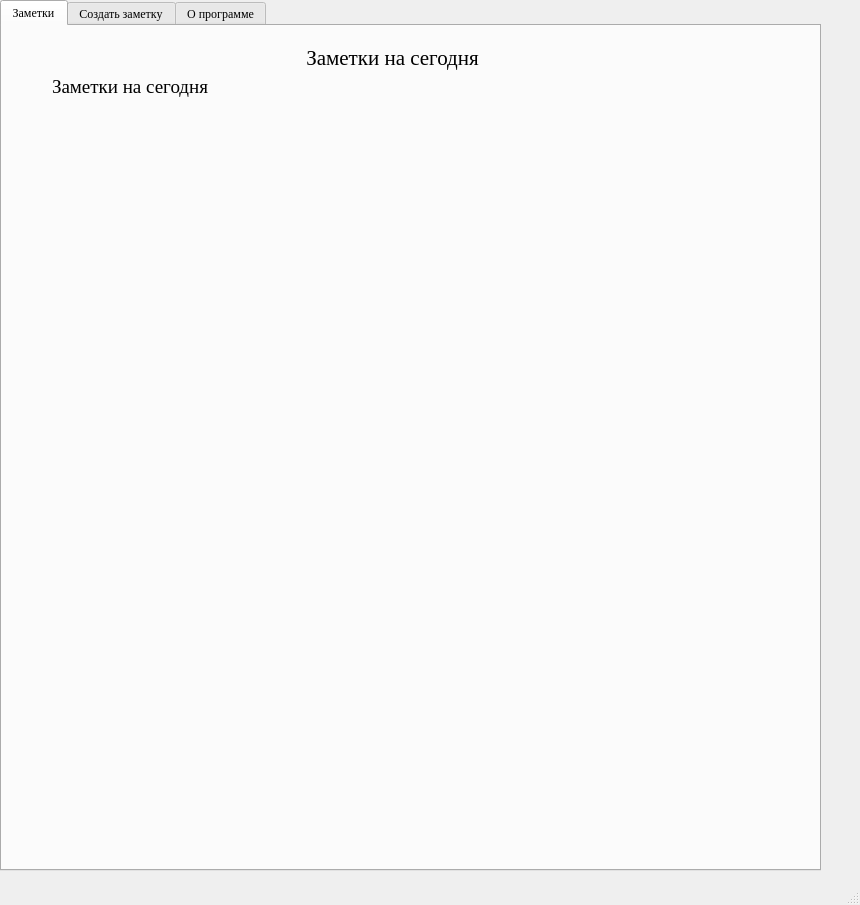
artempal/course_2016, file mainwindow.ui: the form before one commit.
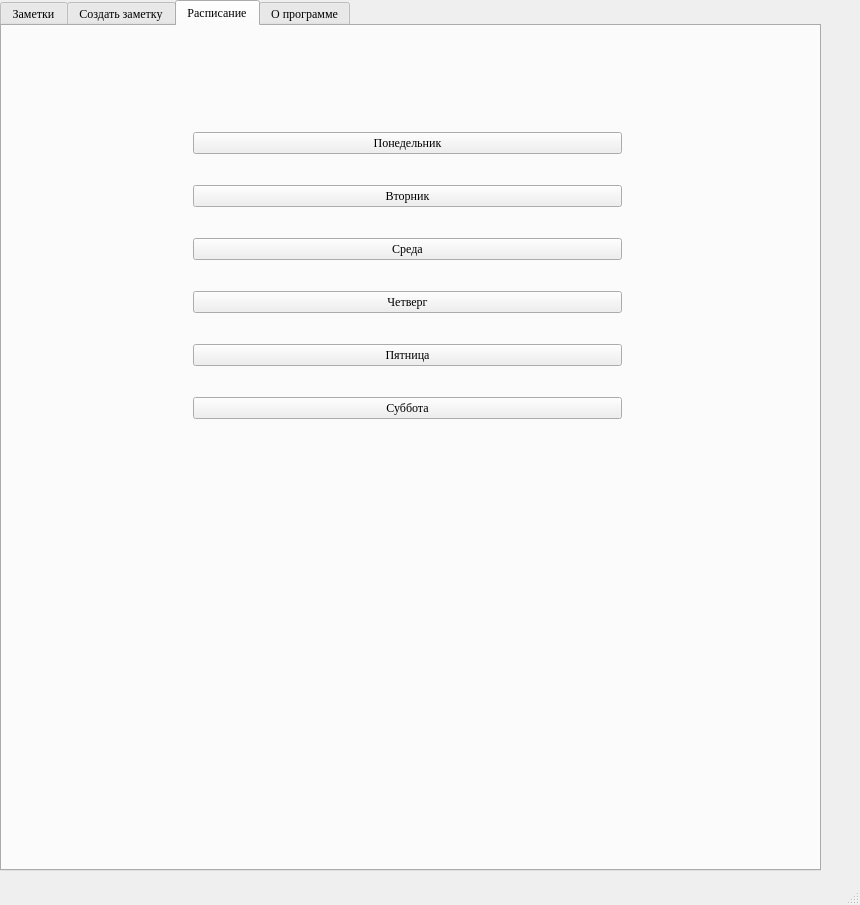
The form after the commit.

What changed in the file:
```diff
--- a/mainwindow.ui
+++ b/mainwindow.ui
@@ -29,7 +29,7 @@
      </rect>
     </property>
     <property name="currentIndex">
-     <number>0</number>
+     <number>2</number>
     </property>
     <widget class="QWidget" name="tab">
      <attribute name="title">
@@ -190,6 +190,65 @@
       </property>
      </widget>
     </widget>
+    <widget class="QWidget" name="tab_4">
+     <attribute name="title">
+      <string>Расписание</string>
+     </attribute>
+     <widget class="QWidget" name="gridLayoutWidget">
+      <property name="geometry">
+       <rect>
+        <x>180</x>
+        <y>70</y>
+        <width>451</width>
+        <height>361</height>
+       </rect>
+      </property>
+      <layout class="QGridLayout" name="gridLayout">
+       <item row="2" column="0">
+        <widget class="QPushButton" name="sch_3">
+         <property name="text">
+          <string>Среда</string>
+         </property>
+        </widget>
+       </item>
+       <item row="0" column="0">
+        <widget class="QPushButton" name="sch_1">
+         <property name="text">
+          <string>Понедельник</string>
+         </property>
+        </widget>
+       </item>
+       <item row="1" column="0">
+        <widget class="QPushButton" name="sch_2">
+         <property name="text">
+          <string>Вторник</string>
+         </property>
+        </widget>
+       </item>
+       <item row="3" column="0">
+        <widget class="QPushButton" name="sch_4">
+         <property name="text">
+          <string>Четверг</string>
+         </property>
+        </widget>
+       </item>
+       <item row="4" column="0">
+        <widget class="QPushButton" name="sch_5">
+         <property name="text">
+          <string>Пятница</string>
+         </property>
+        </widget>
+       </item>
+       <item row="5" column="0">
+        <widget class="QPushButton" name="sch_6">
+         <property name="text">
+          <string>Суббота</string>
+         </property>
+        </widget>
+       </item>
+      </layout>
+     </widget>
+    </widget>
     <widget class="QWidget" name="tab_3">
      <attribute name="title">
       <string>О программе</string>
```
